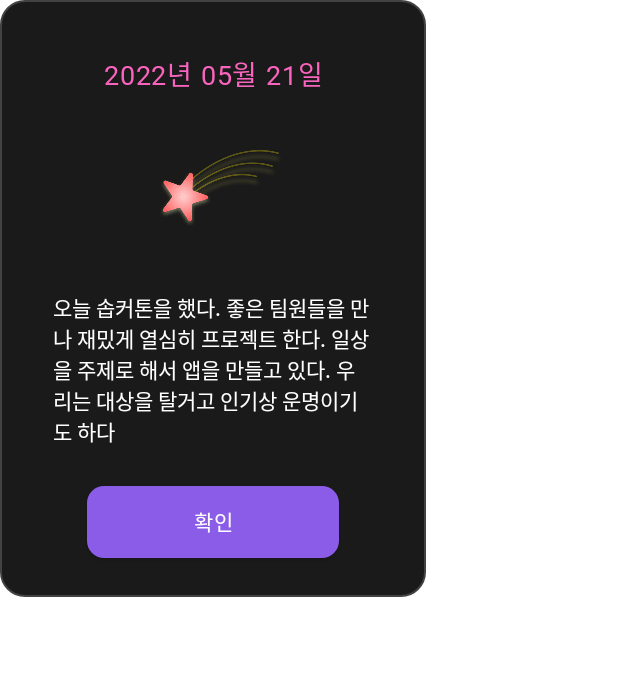
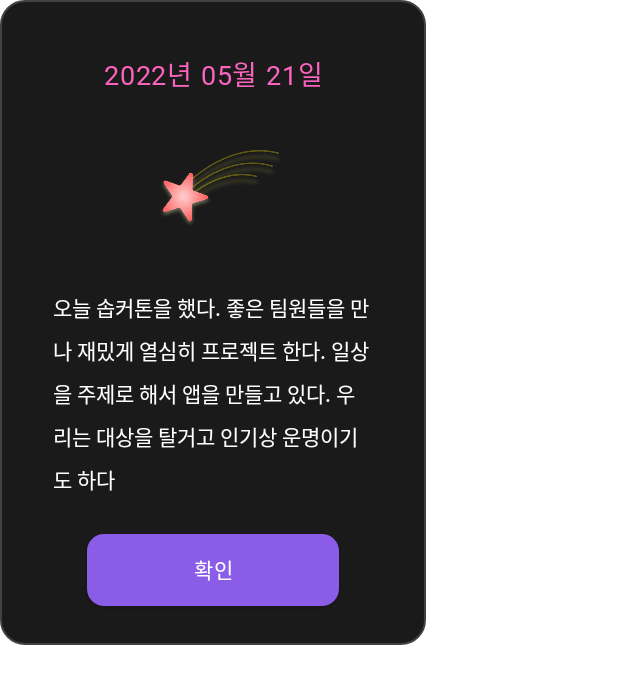
Before and after one commit to THE-SOPT-SOPKATHON-TEAM6/Symphony-Android, an Android app: the layout dialog_note_detail.xml on its own in the app's theme, with its tools: preview values and no code run, on a phone screen of 412 x 824 dp. Shown: the top 684 px of the screen. Run offline under Robolectric (Android 15) with nearby library versions, the light colour scheme and no system bars.

Commit message:
[UI] dialog line height 지정

```diff
--- a/app/src/main/res/layout/dialog_note_detail.xml
+++ b/app/src/main/res/layout/dialog_note_detail.xml
@@ -47,6 +47,7 @@
             android:layout_marginTop="30dp"
             android:text="@{noteData.content}"
             android:textAppearance="@style/body"
+            android:lineHeight="24sp"
             android:textColor="@color/white"
             app:layout_constraintTop_toBottomOf="@id/iv_star"
             tools:text="오늘 솝커톤을 했다. 좋은 팀원들을 만나 재밌게 열심히 프로젝트 한다. 일상을 주제로 해서 앱을 만들고 있다. 우리는 대상을 탈거고 인기상 운명이기도 하다" />
```
